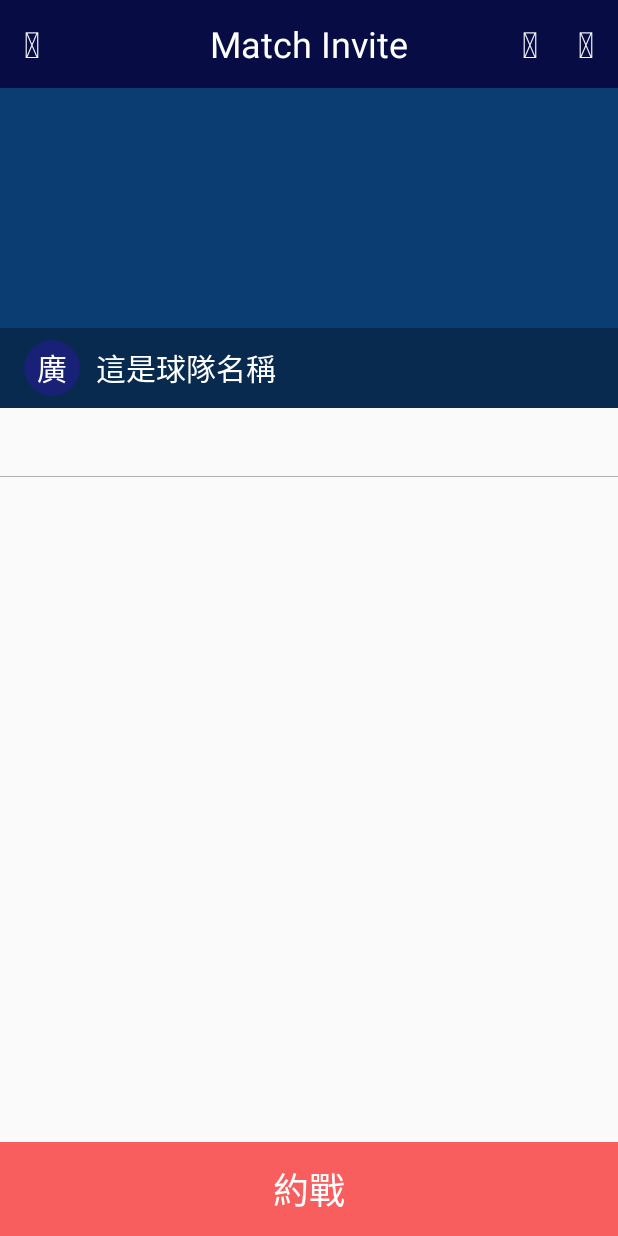
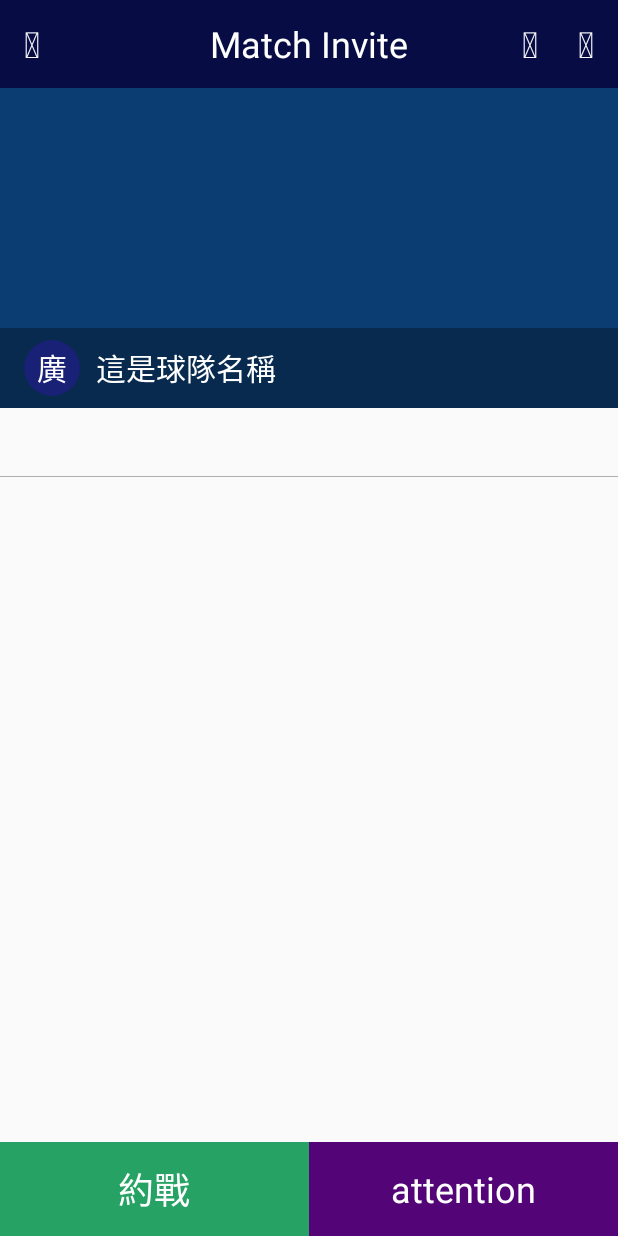
Before and after one commit to Skynet-Jacopo/Freekick, an Android app: the layout activity_team_detail.xml on its own in the app's theme, with its tools: preview values and no code run, on a phone screen of 412 x 824 dp. Run offline under Robolectric (Android 15) with nearby library versions, the phone set to English and light mode, and no system bars.

Commit message:
發燒了

```diff
--- a/app/src/main/java/com/football/freekick/activity/FiltrateActivity.java
+++ b/app/src/main/java/com/football/freekick/activity/FiltrateActivity.java
@@ -21,6 +21,9 @@ import butterknife.Bind;
 import butterknife.ButterKnife;
 import butterknife.OnClick;
 
+/**
+ * 篩選界面
+ */
 public class FiltrateActivity extends BaseActivity {
 
     @Bind(R.id.text1)
--- /dev/null
+++ b/app/src/main/res/drawable/selector_rectangle_blue_gray_bg.xml
@@ -0,0 +1,27 @@
+<?xml version="1.0" encoding="utf-8"?>
+<!--长方体 -->
+<selector xmlns:android="http://schemas.android.com/apk/res/android">
+
+    <item android:state_pressed="true">
+        <shape>
+            <solid android:color="@color/gray_light" />
+            <corners android:topLeftRadius="0px"
+                     android:topRightRadius="0px"
+                     android:bottomRightRadius="0px"
+                     android:bottomLeftRadius="0px"/>
+            <stroke android:width="0dp" android:color="#000000" />
+        </shape>
+
+    </item>
+    <item>
+        <shape>
+            <solid android:color="#530477" />
+            <corners android:topLeftRadius="00px"
+                     android:topRightRadius="0px"
+                     android:bottomRightRadius="0px"
+                     android:bottomLeftRadius="0px"/>
+            <stroke android:width="0dp" android:color="#000000" />
+        </shape>
+    </item>
+
+</selector>
--- /dev/null
+++ b/app/src/main/res/drawable/selector_rectangle_green_gray_bg.xml
@@ -0,0 +1,27 @@
+<?xml version="1.0" encoding="utf-8"?>
+<!--长方体 -->
+<selector xmlns:android="http://schemas.android.com/apk/res/android">
+
+    <item android:state_pressed="true">
+        <shape>
+            <solid android:color="@color/gray_light" />
+            <corners android:topLeftRadius="0px"
+                     android:topRightRadius="0px"
+                     android:bottomRightRadius="0px"
+                     android:bottomLeftRadius="0px"/>
+            <stroke android:width="0dp" android:color="#000000" />
+        </shape>
+
+    </item>
+    <item>
+        <shape>
+            <solid android:color="#26A264" />
+            <corners android:topLeftRadius="00px"
+                     android:topRightRadius="0px"
+                     android:bottomRightRadius="0px"
+                     android:bottomLeftRadius="0px"/>
+            <stroke android:width="0dp" android:color="#000000" />
+        </shape>
+    </item>
+
+</selector>
--- a/app/src/main/res/layout/activity_team_detail.xml
+++ b/app/src/main/res/layout/activity_team_detail.xml
@@ -140,9 +140,20 @@
         android:layout_height="94px">
 
         <TextView
+            android:clickable="true"
             android:gravity="center"
-            android:text="約戰"
-            android:background="#f95e5f"
+            android:text="@string/yue_zhan"
+            android:background="@drawable/selector_rectangle_green_gray_bg"
+            android:textSize="36px"
+            android:textColor="@color/white"
+            android:layout_weight="1"
+            android:layout_width="0dp"
+            android:layout_height="match_parent"/>
+        <TextView
+            android:clickable="true"
+            android:gravity="center"
+            android:text="@string/attention"
+            android:background="@drawable/selector_rectangle_blue_gray_bg"
             android:textSize="36px"
             android:textColor="@color/white"
             android:layout_weight="1"
--- a/app/src/main/res/values/strings.xml
+++ b/app/src/main/res/values/strings.xml
@@ -307,6 +307,7 @@
     <string name="decide_to_play">決定作賽</string>
     <string name="basic_information">基本資料</string>
     <string name="finished_match">已完成球賽</string>
+    <string name="yue_zhan">約戰</string>
 
 
 </resources>
```
Also changed, not shown: app/src/main/AndroidManifest.xml (+5 -4 lines), app/src/main/java/com/football/freekick/fragment/ChooseTimeFragment.java (+9 -14 lines), app/src/main/java/com/football/freekick/fragment/TeamDetailFragment2.java (+68 -1 lines), app/src/main/res/layout/fragment_team_detail_fragment1.xml (+8 -0 lines), app/src/main/res/layout/fragment_team_detail_fragment2.xml (+17 -10 lines), app/src/main/res/layout/item_match_completed.xml (added, +133 -0 lines).
